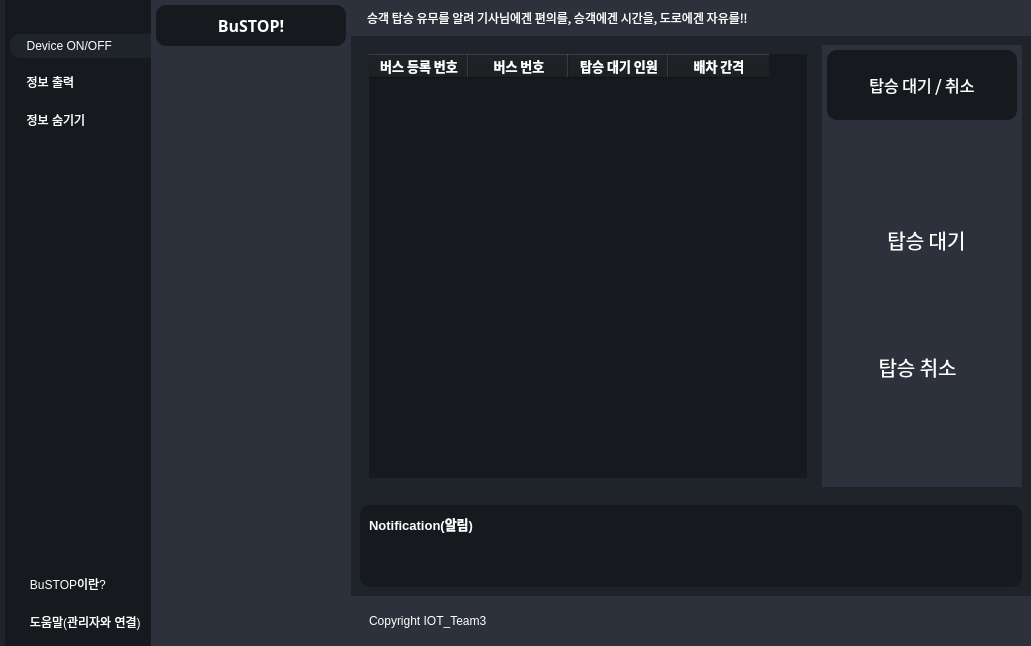
Old version of the form interface.ui in the repository PKNU-IOT3/bustop_PyQT.
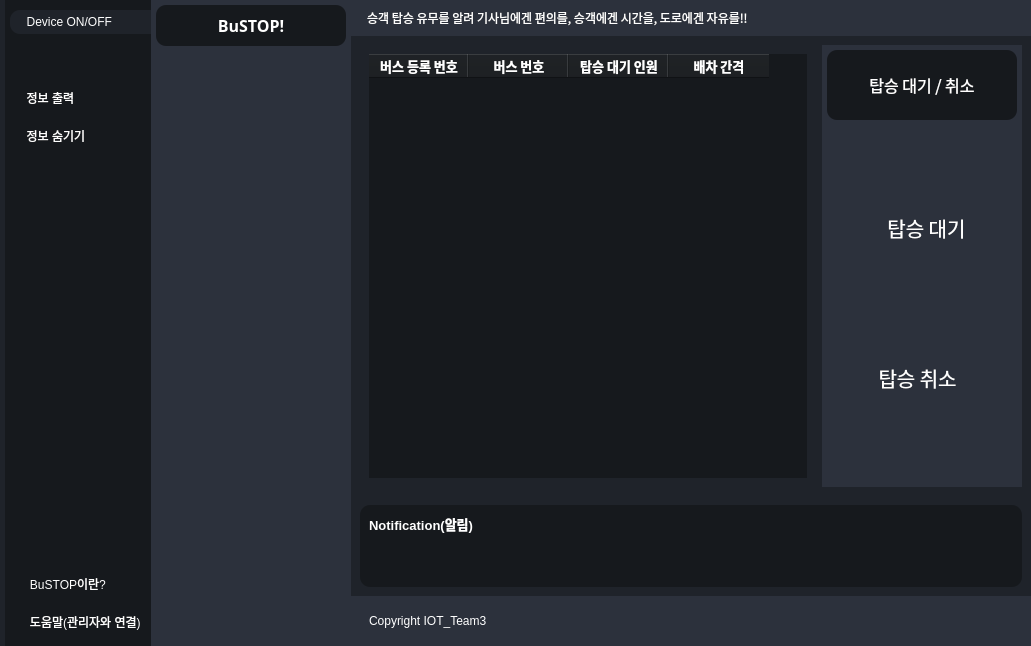
New version of the form. Icons and pictures are not drawn.

Diff of the .ui file:
```diff
--- a/interface.ui
+++ b/interface.ui
@@ -98,53 +98,6 @@
           <property name="bottomMargin">
            <number>0</number>
           </property>
-          <item alignment="Qt::AlignTop">
-           <widget class="QFrame" name="frame">
-            <property name="frameShape">
-             <enum>QFrame::StyledPanel</enum>
-            </property>
-            <property name="frameShadow">
-             <enum>QFrame::Raised</enum>
-            </property>
-            <layout class="QHBoxLayout" name="horizontalLayout_2">
-             <property name="spacing">
-              <number>0</number>
-             </property>
-             <property name="leftMargin">
-              <number>0</number>
-             </property>
-             <property name="topMargin">
-              <number>0</number>
-             </property>
-             <property name="rightMargin">
-              <number>0</number>
-             </property>
-             <property name="bottomMargin">
-              <number>0</number>
-             </property>
-             <item>
-              <widget class="QPushButton" name="BtnMenu">
-               <property name="toolTip">
-                <string>Menu</string>
-               </property>
-               <property name="text">
-                <string/>
-               </property>
-               <property name="icon">
-                <iconset resource="resources.qrc">
-                 <normaloff>:/icons/icons/align-justify.svg</normaloff>:/icons/icons/align-justify.svg</iconset>
-               </property>
-               <property name="iconSize">
-                <size>
-                 <width>24</width>
-                 <height>24</height>
-                </size>
-               </property>
-              </widget>
-             </item>
-            </layout>
-           </widget>
-          </item>
           <item alignment="Qt::AlignTop">
            <widget class="QFrame" name="frame_2">
             <property name="sizePolicy">
@@ -198,6 +151,19 @@
                </property>
               </widget>
              </item>
+             <item>
+              <spacer name="verticalSpacer_2">
+               <property name="orientation">
+                <enum>Qt::Vertical</enum>
+               </property>
+               <property name="sizeHint" stdset="0">
+                <size>
+                 <width>20</width>
+                 <height>40</height>
+                </size>
+               </property>
+              </spacer>
+             </item>
             </layout>
            </widget>
           </item>
@@ -970,6 +936,12 @@
                   <layout class="QVBoxLayout" name="verticalLayout_13">
                    <item>
                     <widget class="QPushButton" name="BtnAddCnt">
+                     <property name="minimumSize">
+                      <size>
+                       <width>0</width>
+                       <height>100</height>
+                      </size>
+                     </property>
                      <property name="font">
                       <font>
                        <family>나눔고딕</family>
@@ -993,6 +965,12 @@
                    </item>
                    <item>
                     <widget class="QPushButton" name="BtnMinusCnt">
+                     <property name="minimumSize">
+                      <size>
+                       <width>0</width>
+                       <height>100</height>
+                      </size>
+                     </property>
                      <property name="font">
                       <font>
                        <family>나눔고딕</family>
```
Left out of the diff: 318 changed lines with no effect on the pictures.
